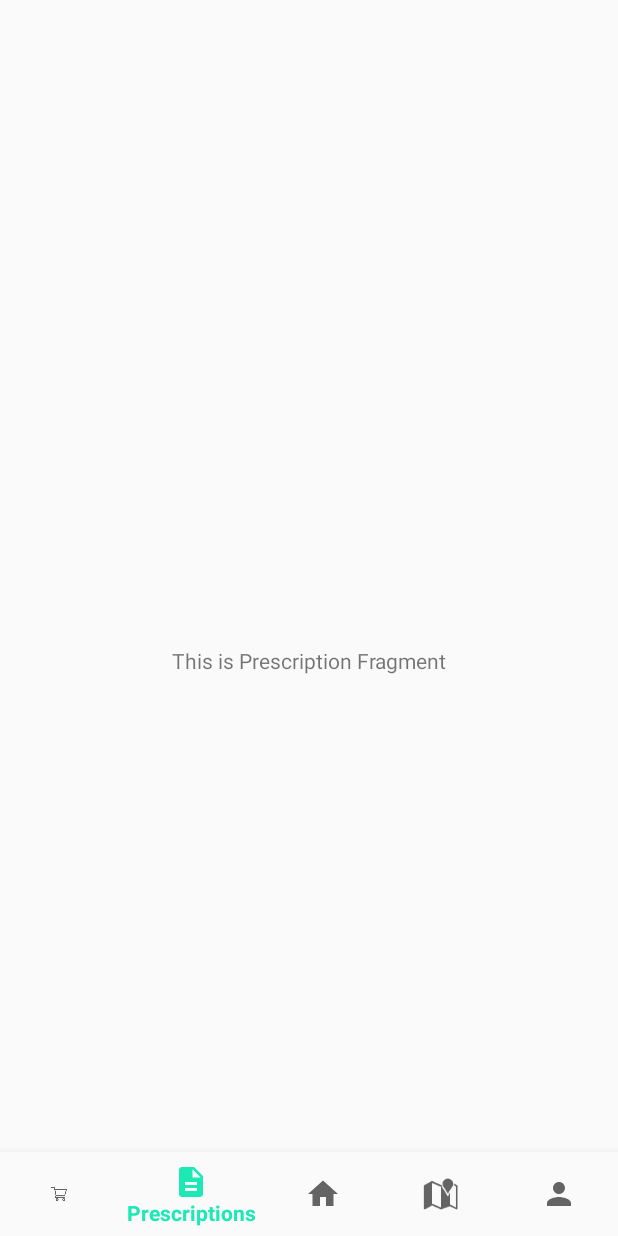
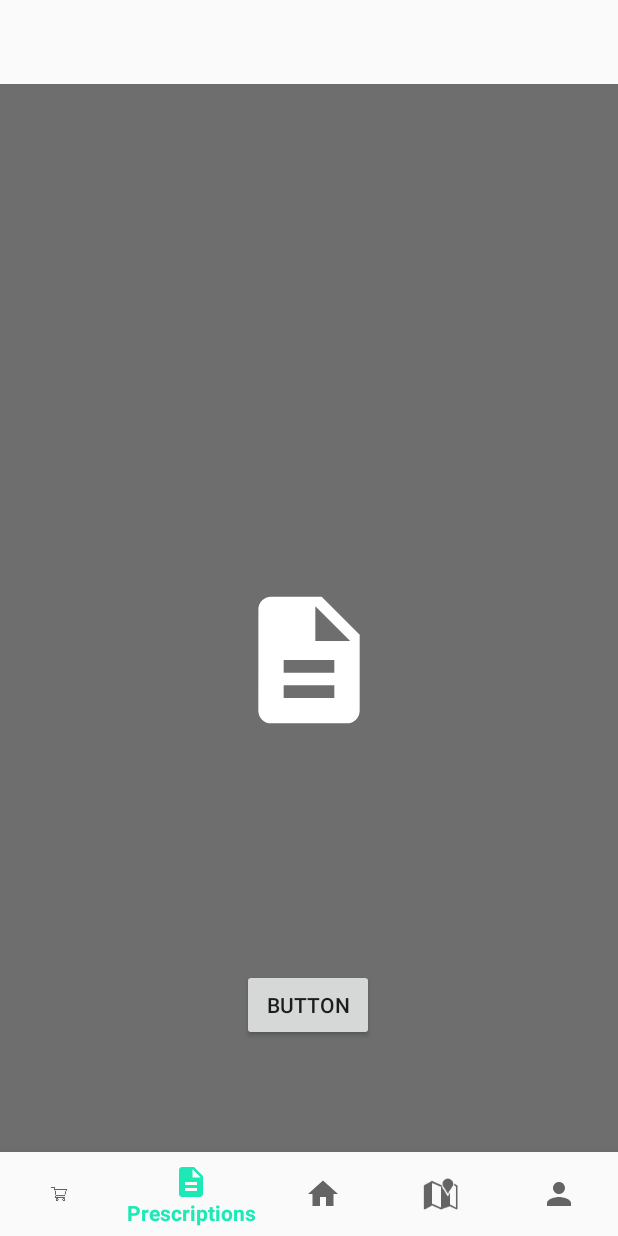
Before and after one commit to Pharma-collect/mobile-app-client, an Android app: the PrescriptionsFragment screen opened through its navigation route, on a phone screen of 412 x 824 dp. Run offline under Robolectric (Android 15) with nearby library versions, the phone set to English and light mode, and no system bars; our stand-ins replace data binding, navigation-ui; network calls fail; 1 statement that could not run was skipped.

Commit message:
Navigation Test

```diff
--- a/app/src/main/java/projetbe/romelemma/ui/home/HomeFragment.kt
+++ b/app/src/main/java/projetbe/romelemma/ui/home/HomeFragment.kt
@@ -1,16 +1,22 @@
 package projetbe.romelemma.ui.home
 
 import android.os.Bundle
+import android.util.Log
 import android.view.LayoutInflater
 import android.view.View
 import android.view.ViewGroup
+import android.widget.ImageView
 import android.widget.TextView
 import androidx.fragment.app.Fragment
 import androidx.fragment.app.viewModels
 import androidx.lifecycle.Observer
+import androidx.navigation.NavController
+import androidx.navigation.Navigation
 import projetbe.romelemma.R
 
-class HomeFragment : Fragment(){
+class HomeFragment : Fragment(), View.OnClickListener{
+
+    lateinit var navController: NavController
 
     private val homeViewModel: HomeViewModel by viewModels()
 
@@ -26,4 +32,17 @@ class HomeFragment : Fragment(){
         })
         return root
     }
+
+    override fun onClick(view: View) {
+        Log.d("nav", "Clicked Infoiv")
+        when(view?.id){
+            R.id.ivInfo -> navController.navigate(R.id.action_navigation_home_to_navigation_profile)
+        }
+    }
+
+    override fun onViewCreated(view: View, savedInstanceState: Bundle?) {
+        super.onViewCreated(view, savedInstanceState)
+        navController = Navigation.findNavController(view)
+        view.findViewById<ImageView>(R.id.ivInfo).setOnClickListener(this)
+    }
 }
--- a/app/src/main/java/projetbe/romelemma/ui/prescriptions/PrescriptionsFragment.kt
+++ b/app/src/main/java/projetbe/romelemma/ui/prescriptions/PrescriptionsFragment.kt
@@ -23,10 +23,6 @@ class PrescriptionsFragment : Fragment() {
         prescriptionsViewModel =
             ViewModelProvider(this).get(PrescriptionsViewModel::class.java)
         val root = inflater.inflate(R.layout.prescriptions_fragment, container, false)
-        val textView: TextView = root.findViewById(R.id.tvHelloPrescription)
-        prescriptionsViewModel.text.observe(viewLifecycleOwner, Observer {
-            textView.text = it
-        })
         return root
     }
 
--- a/app/src/main/java/projetbe/romelemma/ui/prescriptions/PrescriptionsViewModel.kt
+++ b/app/src/main/java/projetbe/romelemma/ui/prescriptions/PrescriptionsViewModel.kt
@@ -5,8 +5,6 @@ import androidx.lifecycle.MutableLiveData
 import androidx.lifecycle.ViewModel
 
 class PrescriptionsViewModel : ViewModel() {
-    private val _text = MutableLiveData<String>().apply {
-        value = "This is Prescription Fragment"
-    }
+    private val _text = MutableLiveData<String>()
     val text: LiveData<String> = _text
 }
--- a/app/src/main/res/layout/fragment_home.xml
+++ b/app/src/main/res/layout/fragment_home.xml
@@ -56,7 +56,7 @@
             app:layout_constraintVertical_bias="0.818" />
 
         <ImageView
-            android:id="@+id/imageView2"
+            android:id="@+id/ivInfo"
             android:layout_width="85dp"
             android:layout_height="85dp"
             app:layout_constraintBottom_toBottomOf="parent"
--- a/app/src/main/res/layout/prescriptions_fragment.xml
+++ b/app/src/main/res/layout/prescriptions_fragment.xml
@@ -13,16 +13,30 @@
         android:id="@+id/frameLayout3"
         android:layout_width="match_parent"
         android:layout_height="match_parent"
+        android:background="#6E6E6E"
         tools:context=".ui.prescriptions.PrescriptionsFragment">
 
-        <TextView
-            android:id="@+id/tvHelloPrescription"
-            android:layout_width="wrap_content"
-            android:layout_height="wrap_content"
-            android:text="TextView"
+        <ImageView
+            android:id="@+id/ivPrescription"
+            android:layout_width="101dp"
+            android:layout_height="121dp"
+            android:background="#6E6E6E"
             app:layout_constraintBottom_toBottomOf="parent"
             app:layout_constraintEnd_toEndOf="parent"
             app:layout_constraintStart_toStartOf="parent"
-            app:layout_constraintTop_toTopOf="parent" />
+            app:layout_constraintTop_toTopOf="parent"
+            app:srcCompat="@drawable/prescription" />
+
+        <Button
+            android:id="@+id/button"
+            android:layout_width="wrap_content"
+            android:layout_height="wrap_content"
+            android:text="Button"
+            app:layout_constraintBottom_toBottomOf="parent"
+            app:layout_constraintEnd_toEndOf="parent"
+            app:layout_constraintHorizontal_bias="0.498"
+            app:layout_constraintStart_toStartOf="parent"
+            app:layout_constraintTop_toTopOf="parent"
+            app:layout_constraintVertical_bias="0.819" />
     </androidx.constraintlayout.widget.ConstraintLayout>
 </layout>
--- a/app/src/main/res/navigation/mobile_navigation.xml
+++ b/app/src/main/res/navigation/mobile_navigation.xml
@@ -9,7 +9,20 @@
         android:id="@+id/navigation_home"
         android:name="projetbe.romelemma.ui.home.HomeFragment"
         android:label="@string/title_home"
-        tools:layout="@layout/fragment_home" />
+        tools:layout="@layout/fragment_home" >
+        <action
+            android:id="@+id/action_navigation_home_to_navigation_map"
+            app:destination="@id/navigation_map" />
+        <action
+            android:id="@+id/action_navigation_home_to_navigation_prescriptions"
+            app:destination="@id/navigation_prescriptions" />
+        <action
+            android:id="@+id/action_navigation_home_to_navigation_shop"
+            app:destination="@id/navigation_shop" />
+        <action
+            android:id="@+id/action_navigation_home_to_navigation_profile"
+            app:destination="@id/navigation_profile" />
+    </fragment>
     <fragment
         android:id="@+id/navigation_map"
         android:name="projetbe.romelemma.ui.map.MapFragment"
```
